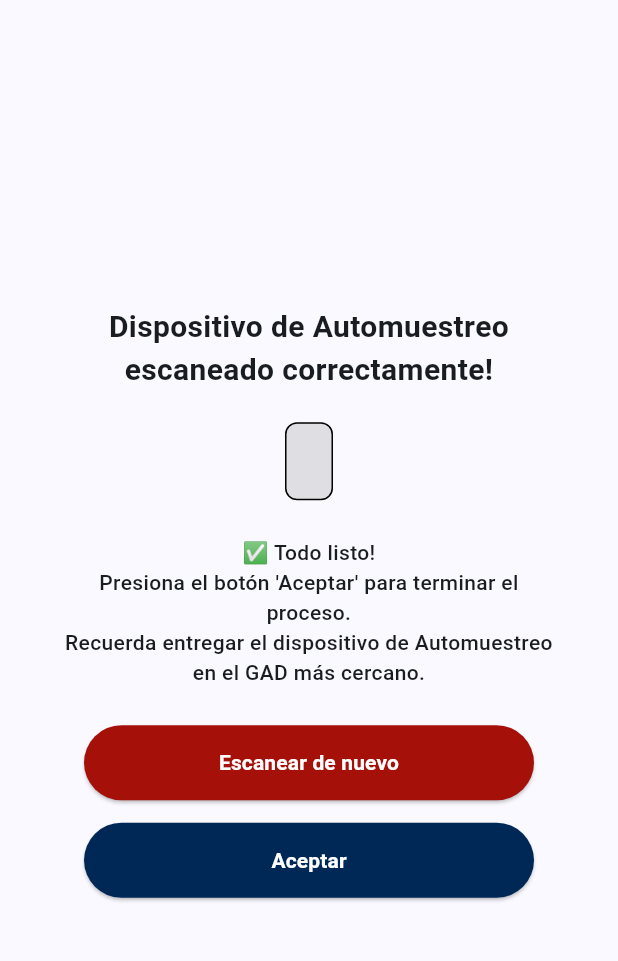
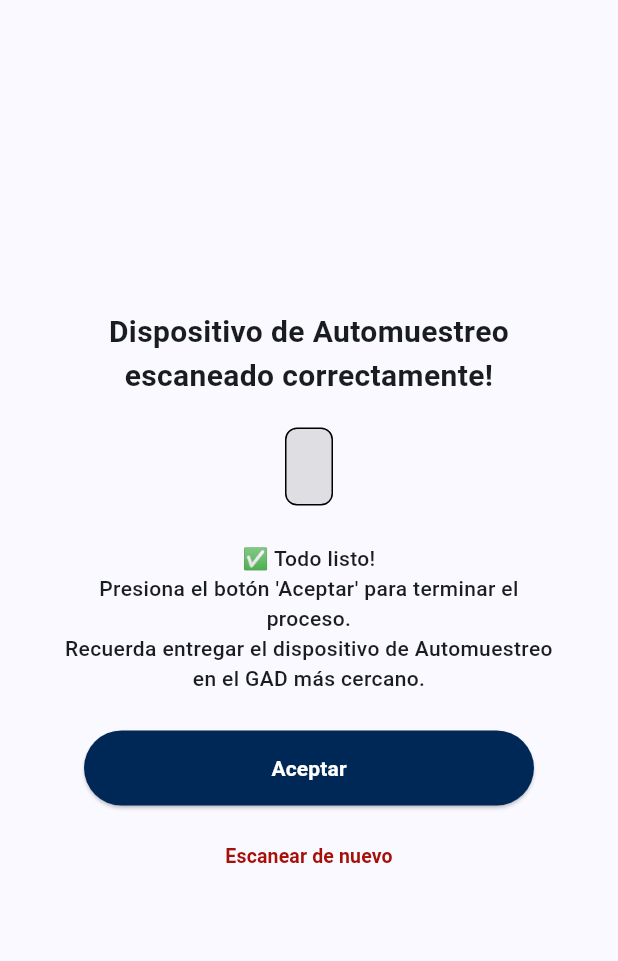
Before and after one commit to grupoide2/clias-app, a Flutter app: the ScannerResultPage screen opened directly with empty values, on a phone screen of 412 x 824 dp, the part 63-1024 px from its top. Run offline on Flutter 3.47's test engine with Material 3 defaults, Android fonts, the phone set to English and light mode, and no system bars; our stand-ins replace chewie, device_info_plus, firebase_core, firebase_messaging, flutter_local_notifications, flutter_map and 9 more; missing offline and left inert: flutter_pdfview, mobile_scanner, pdfx; accounts and stored records are empty; network calls fail; Roboto replaces fonts that are missing (ArialNarrow).

Commit message:
fix(scanner): mejoras de UX en registro de dispositivo (observadas en prueba SISA)
- scanner.dart: el body se envuelve en SafeArea para que "Ingresar código
  manualmente" no quede tapado/difícil de tocar bajo la barra de navegación
  gestual del celular (mismo patrón ya usado en otras pantallas de la app).
- scanner_result.dart: en el diálogo de confirmación tras escanear, "Aceptar"
  pasa a ser el botón principal (arriba, tamaño completo) y "Escanear de
  nuevo" pasa a un TextButton más pequeño debajo, para priorizar continuar
  el proceso cuando el escaneo fue exitoso.

```diff
--- a/lib/view/screens/scanner.dart
+++ b/lib/view/screens/scanner.dart
@@ -75,7 +75,8 @@ class _QRScannerPageState extends State<Scanner> {
   Widget build(BuildContext context) {
     return Scaffold(
       appBar: const CustomAppBar(profileButton: false),
-      body: _modoManual
+      body: SafeArea(
+        child: _modoManual
             ? SingleChildScrollView(child: _buildManual())
             : Column(
                 children: [
@@ -83,6 +84,7 @@ class _QRScannerPageState extends State<Scanner> {
                   Expanded(child: _buildQRScanner()),
                   _buildLinkManual(),
                 ],
+              ),
       ),
     );
   }
--- a/lib/view/screens/scanner_result.dart
+++ b/lib/view/screens/scanner_result.dart
@@ -5,7 +5,6 @@ import 'package:chatbot/service/paciente_service.dart';
 // DESACTIVADO: el registro del automuestreo ya no pasa por el scanner.
 // import 'package:chatbot/service/sesion_chat_service.dart';
 import 'package:chatbot/view/widgets/custom_app_bar.dart';
-import 'package:chatbot/view/widgets/custom_button.dart';
 import 'package:chatbot/view/widgets/custom_loading_button.dart';
 import 'package:chatbot/view/widgets/utils.dart';
 import 'package:flutter/material.dart';
@@ -114,13 +113,6 @@ class ScannerResultPageState extends State<ScannerResultPage> {
                   style: TextStyle(fontSize: 14, fontWeight: FontWeight.w500),
                 ),
                 SizedBox(height: 25),
-                CustomButton(
-                    color: AllowedColors.red,
-                    onPressed: () {
-                      Navigator.pop(context);
-                    },
-                    label: "Escanear de nuevo"),
-                SizedBox(height: 15),
                 CustomLoadingButton(
                     color: AllowedColors.blue,
                     label: "Aceptar",
@@ -131,7 +123,17 @@ class ScannerResultPageState extends State<ScannerResultPage> {
                             if (widget.qrData != "Código QR no válido") {
                               _registerDevice(widget.qrData);
                             }
-                          })
+                          }),
+                SizedBox(height: 10),
+                TextButton(
+                    onPressed: () {
+                      Navigator.pop(context);
+                    },
+                    child: Text("Escanear de nuevo",
+                        style: TextStyle(
+                            fontSize: 13,
+                            fontWeight: FontWeight.bold,
+                            color: AllowedColors.red)))
               ],
             ),
           ),
```
Lines whose indentation alone changed are shown as unchanged.
